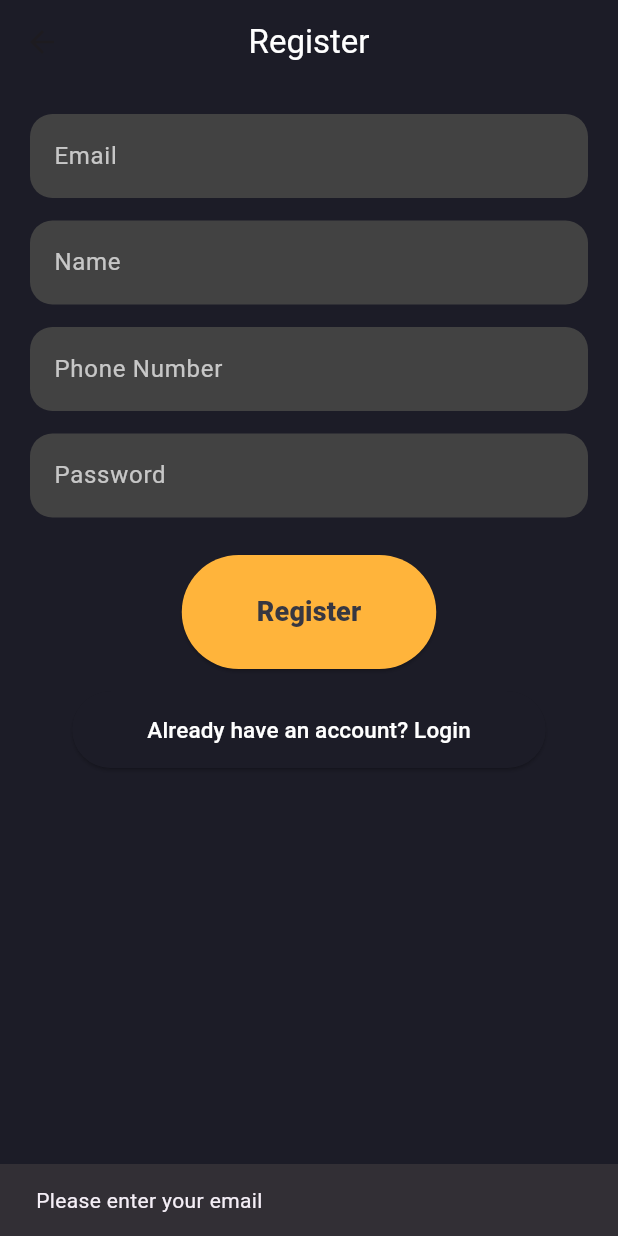
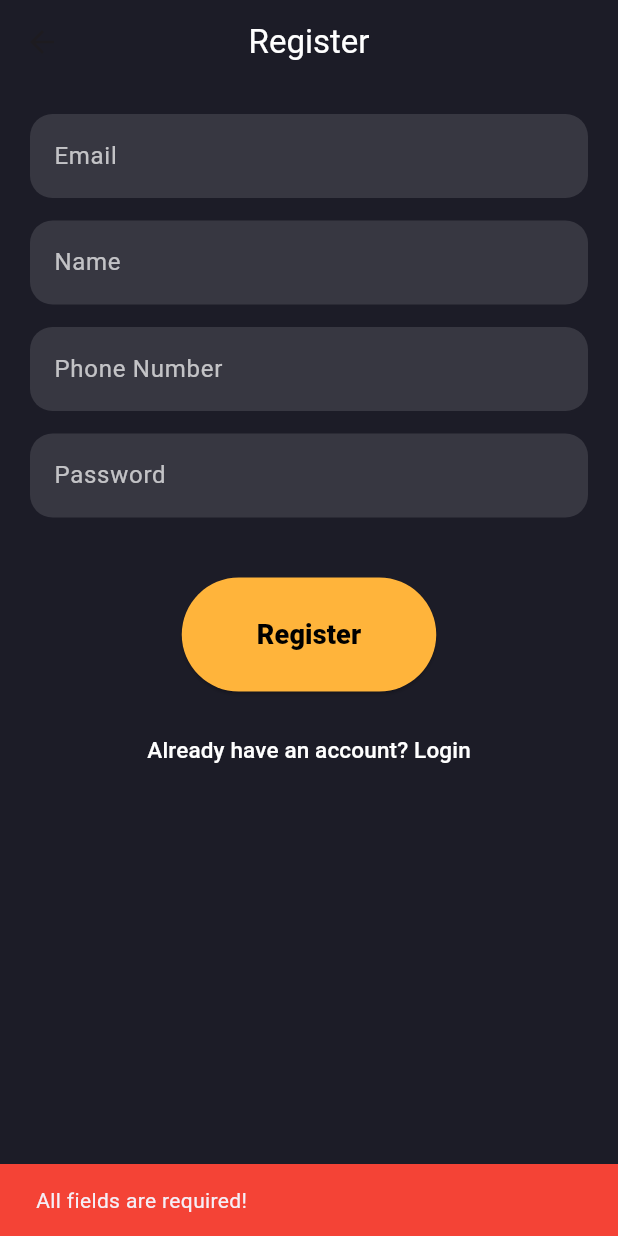
Before and after one commit to Veerosshenn/Eventa, a Flutter app: the RegisterScreen screen opened directly, after a tap on "Register", on a phone screen of 412 x 824 dp. Run offline on Flutter 3.47's test engine with Material 3 defaults, Android fonts, the phone set to English and light mode, and no system bars; our stand-ins replace cloud_firestore, file_picker, firebase_auth, firebase_core, fl_chart, google_sign_in; accounts and stored records are empty.

Commit message:
Implement Backend Logic for Login & Register

```diff
--- a/lib/pages/register_screen.dart
+++ b/lib/pages/register_screen.dart
@@ -1,15 +1,89 @@
+import 'package:cloud_firestore/cloud_firestore.dart';
+import 'package:firebase_auth/firebase_auth.dart';
+import 'package:flutter/material.dart';
 import 'consts.dart';
-import 'package:flutter/material.dart';
+import 'login.dart';
 
-class RegisterScreen extends StatelessWidget {
+class RegisterScreen extends StatefulWidget {
+  const RegisterScreen({super.key});
+
+  @override
+  _RegisterScreenState createState() => _RegisterScreenState();
+}
+
+class _RegisterScreenState extends State<RegisterScreen> {
   final TextEditingController emailController = TextEditingController();
   final TextEditingController nameController = TextEditingController();
   final TextEditingController phoneController = TextEditingController();
   final TextEditingController passwordController = TextEditingController();
 
-  void showError(BuildContext context, String message) {
+  final FirebaseAuth _auth = FirebaseAuth.instance;
+  final FirebaseFirestore _firestore = FirebaseFirestore.instance;
+
+  bool _isLoading = false;
+
+  void showError(String message) {
     ScaffoldMessenger.of(context)
-        .showSnackBar(SnackBar(content: Text(message)));
+        .showSnackBar(
+          SnackBar(
+            content: Text(message),
+            backgroundColor: Colors.red,
+            )
+          );
+  }
+
+  Future<void> _registerUser() async {
+    String email = emailController.text.trim();
+    String password = passwordController.text.trim();
+    String name = nameController.text.trim();
+    String phone = phoneController.text.trim();
+
+    if (email.isEmpty || password.isEmpty || name.isEmpty || phone.isEmpty) {
+      showError("All fields are required!");
+      return;
+    }
+
+    setState(() {
+      _isLoading = true;
+    });
+
+    try {
+      // Create user in Firebase Auth
+      UserCredential userCredential = await _auth.createUserWithEmailAndPassword(
+        email: email,
+        password: password,
+      );
+
+      // Store user data in Firestore
+      await _firestore.collection('users').doc(userCredential.user!.uid).set({
+        'uid': userCredential.user!.uid,
+        'role': 'user',
+        'name': name,
+        'email': email,
+        'phone': phone,
+        'createdAt': FieldValue.serverTimestamp(),
+      });
+
+      // Success message
+      ScaffoldMessenger.of(context).showSnackBar(
+        const SnackBar(
+          content: Text("Registration Successful! Please log in."),
+          backgroundColor: Colors.green,
+        ),
+      );
+
+      // Redirect to Login Page
+      Navigator.pushReplacement(
+        context,
+        MaterialPageRoute(builder: (context) => const LoginScreen()),
+      );
+    } on FirebaseAuthException catch (e) {
+      showError(e.message ?? "Registration failed.");
+    } finally {
+      setState(() {
+        _isLoading = false;
+      });
+    }
   }
 
   @override
@@ -18,126 +92,43 @@ class RegisterScreen extends StatelessWidget {
       backgroundColor: appBackgroundColor,
       appBar: AppBar(
         backgroundColor: Colors.transparent,
-        title: Text("Register", style: TextStyle(color: Colors.white)),
+        title: const Text("Register", style: TextStyle(color: Colors.white)),
         centerTitle: true,
       ),
       body: Padding(
-        padding: EdgeInsets.all(20),
+        padding: const EdgeInsets.all(20),
         child: SingleChildScrollView(
           child: Column(
             children: [
-              TextField(
-                controller: emailController,
-                style: TextStyle(color: Colors.white),
-                decoration: InputDecoration(
-                  labelText: 'Email',
-                  labelStyle: TextStyle(color: Colors.white70),
-                  fillColor: Colors.grey[800],
-                  filled: true,
-                  border: OutlineInputBorder(
-                    borderRadius: BorderRadius.circular(15),
-                    borderSide: BorderSide.none,
-                  ),
-                ),
-              ),
-              SizedBox(height: 15),
-              TextField(
-                controller: nameController,
-                style: TextStyle(color: Colors.white),
-                decoration: InputDecoration(
-                  labelText: 'Name',
-                  labelStyle: TextStyle(color: Colors.white70),
-                  fillColor: Colors.grey[800],
-                  filled: true,
-                  border: OutlineInputBorder(
-                    borderRadius: BorderRadius.circular(15),
-                    borderSide: BorderSide.none,
-                  ),
-                ),
-              ),
-              SizedBox(height: 15),
-              TextField(
-                controller: phoneController,
-                style: TextStyle(color: Colors.white),
-                keyboardType: TextInputType.phone,
-                decoration: InputDecoration(
-                  labelText: 'Phone Number',
-                  labelStyle: TextStyle(color: Colors.white70),
-                  fillColor: Colors.grey[800],
-                  filled: true,
-                  border: OutlineInputBorder(
-                    borderRadius: BorderRadius.circular(15),
-                    borderSide: BorderSide.none,
-                  ),
-                ),
-              ),
-              SizedBox(height: 15),
-              TextField(
-                controller: passwordController,
-                style: TextStyle(color: Colors.white),
-                obscureText: true,
-                decoration: InputDecoration(
-                  labelText: 'Password',
-                  labelStyle: TextStyle(color: Colors.white70),
-                  fillColor: Colors.grey[800],
-                  filled: true,
-                  border: OutlineInputBorder(
-                    borderRadius: BorderRadius.circular(15),
-                    borderSide: BorderSide.none,
-                  ),
-                ),
-              ),
-              SizedBox(height: 25),
+              _buildCustomTextField(emailController, "Email"),
+              _buildCustomTextField(nameController, "Name"),
+              _buildCustomTextField(phoneController, "Phone Number", TextInputType.phone),
+              _buildCustomTextField(passwordController, "Password", TextInputType.visiblePassword, true),
+              const SizedBox(height: 25),
               ElevatedButton(
-                onPressed: () {
-                  if (emailController.text.isEmpty) {
-                    showError(context, "Please enter your email");
-                  } else if (nameController.text.isEmpty) {
-                    showError(context, "Please enter your name");
-                  } else if (phoneController.text.isEmpty) {
-                    showError(context, "Please enter your phone number");
-                  } else if (passwordController.text.isEmpty) {
-                    showError(context, "Please enter your password");
-                  } else {
-                    ScaffoldMessenger.of(context).showSnackBar(
-                      SnackBar(content: Text("Registration Successful")),
-                    );
-                  }
-                },
+                onPressed: _isLoading ? null : _registerUser,
                 style: ElevatedButton.styleFrom(
-                  backgroundColor: Color(0xFFffb43b),
+                  backgroundColor: const Color(0xFFffb43b),
                   shape: RoundedRectangleBorder(
                     borderRadius: BorderRadius.circular(40),
                   ),
-                  padding: EdgeInsets.symmetric(horizontal: 50, vertical: 25),
+                  padding: const EdgeInsets.symmetric(horizontal: 50, vertical: 25),
                 ),
-                child: Text(
-                  "Register",
-                  style: TextStyle(
-                    fontSize: 18,
-                    fontWeight: FontWeight.w800,
-                    color: grey,
-                  ),
-                ),
+                child: _isLoading
+                    ? const CircularProgressIndicator(color: Colors.white)
+                    : const Text(
+                        "Register",
+                        style: TextStyle(fontSize: 18, fontWeight: FontWeight.w800, color: Colors.black),
+                      ),
               ),
-              SizedBox(height: 15),
-              ElevatedButton(
+              const SizedBox(height: 15),
+              TextButton(
                 onPressed: () {
                   Navigator.pop(context);
                 },
-                style: ElevatedButton.styleFrom(
-                  backgroundColor: appBackgroundColor,
-                  shape: RoundedRectangleBorder(
-                    borderRadius: BorderRadius.circular(40),
-                  ),
-                  padding: EdgeInsets.symmetric(horizontal: 50, vertical: 15),
-                ),
-                child: Text(
+                child: const Text(
                   "Already have an account? Login",
-                  style: TextStyle(
-                    fontSize: 15,
-                    color: Colors.white,
-                  ),
+                  style: TextStyle(fontSize: 15, color: Colors.white),
                 ),
               ),
             ],
@@ -146,4 +137,27 @@ class RegisterScreen extends StatelessWidget {
       ),
     );
   }
+
+  Widget _buildCustomTextField(TextEditingController controller, String label,
+      [TextInputType keyboardType = TextInputType.text, bool isObscure = false]) {
+    return Padding(
+      padding: const EdgeInsets.only(bottom: 15),
+      child: TextField(
+        controller: controller,
+        keyboardType: keyboardType,
+        obscureText: isObscure,
+        style: const TextStyle(color: Colors.white),
+        decoration: InputDecoration(
+          labelText: label,
+          labelStyle: const TextStyle(color: Colors.white70),
+          fillColor: grey,
+          filled: true,
+          border: OutlineInputBorder(
+            borderRadius: BorderRadius.circular(15),
+            borderSide: BorderSide.none,
+          ),
+        ),
+      ),
+    );
+  }
 }
```
Also changed, not shown: lib/Widget/submit_button.dart (+7 -2 lines), lib/main.dart (+7 -1 lines), lib/pages/forgot_password.dart (+20 -5 lines), lib/pages/login.dart (+112 -10 lines), pubspec.yaml (+6 -1 lines), assets/google_logo.png (added), firebase.json (added), lib/firebase_options.dart (added), pubspec.lock, 10 other files.
